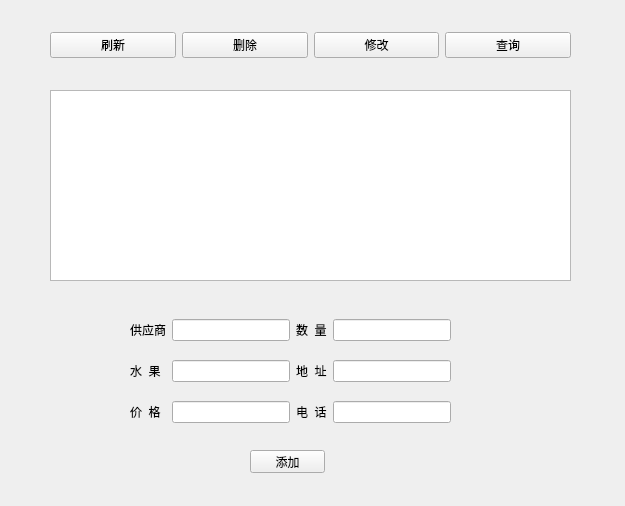
Old version of the form FruitManager/dialogsupplier.ui in the repository database-class-assistants/c-sFruitManager.
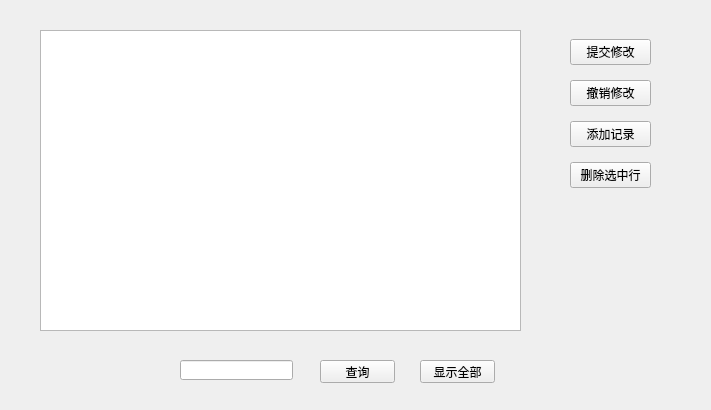
New version of the form.

```diff
--- a/FruitManager/dialogsupplier.ui
+++ b/FruitManager/dialogsupplier.ui
@@ -6,146 +6,97 @@
    <rect>
     <x>0</x>
     <y>0</y>
-    <width>625</width>
-    <height>506</height>
+    <width>711</width>
+    <height>410</height>
    </rect>
   </property>
   <property name="windowTitle">
    <string>Form</string>
   </property>
-  <widget class="QWidget" name="horizontalLayoutWidget">
-   <property name="geometry">
-    <rect>
-     <x>50</x>
-     <y>20</y>
-     <width>521</width>
-     <height>51</height>
-    </rect>
-   </property>
-   <layout class="QHBoxLayout" name="horizontalLayout">
-    <item>
-     <widget class="QPushButton" name="pushButton_3">
-      <property name="text">
-       <string>刷新</string>
-      </property>
-     </widget>
-    </item>
-    <item>
-     <widget class="QPushButton" name="pushButton_2">
-      <property name="text">
-       <string>删除</string>
-      </property>
-     </widget>
-    </item>
-    <item>
-     <widget class="QPushButton" name="pushButton">
-      <property name="text">
-       <string>修改</string>
-      </property>
-     </widget>
-    </item>
-    <item>
-     <widget class="QPushButton" name="pushButton_4">
-      <property name="text">
-       <string>查询</string>
-      </property>
-     </widget>
-    </item>
-   </layout>
-  </widget>
   <widget class="QTableView" name="tableView">
    <property name="geometry">
     <rect>
-     <x>50</x>
-     <y>90</y>
-     <width>521</width>
-     <height>191</height>
+     <x>40</x>
+     <y>30</y>
+     <width>481</width>
+     <height>301</height>
     </rect>
    </property>
   </widget>
   <widget class="QWidget" name="gridLayoutWidget">
    <property name="geometry">
     <rect>
-     <x>130</x>
-     <y>306</y>
-     <width>321</width>
-     <height>131</height>
+     <x>570</x>
+     <y>30</y>
+     <width>81</width>
+     <height>171</height>
     </rect>
    </property>
-   <layout class="QGridLayout" name="gridLayout">
-    <item row="3" column="3">
-     <widget class="QLabel" name="label_4">
+   <layout class="QVBoxLayout" name="verticalLayout">
+    <item>
+     <widget class="QPushButton" name="pushButton_6">
       <property name="text">
-       <string>地  址</string>
+       <string>提交修改</string>
       </property>
      </widget>
     </item>
-    <item row="3" column="4">
-     <widget class="QLineEdit" name="le_address"/>
-    </item>
-    <item row="3" column="2">
-     <widget class="QLineEdit" name="le_fruit_name"/>
-    </item>
-    <item row="3" column="0">
-     <widget class="QLabel" name="label">
+    <item>
+     <widget class="QPushButton" name="pushButton">
       <property name="text">
-       <string>水  果</string>
+       <string>撤销修改</string>
       </property>
      </widget>
     </item>
-    <item row="4" column="2">
-     <widget class="QLineEdit" name="le_price"/>
-    </item>
-    <item row="2" column="0">
-     <widget class="QLabel" name="label_2">
+    <item>
+     <widget class="QPushButton" name="pushButton_5">
       <property name="text">
-       <string>供应商</string>
+       <string>添加记录</string>
       </property>
      </widget>
     </item>
-    <item row="2" column="2">
-     <widget class="QLineEdit" name="le_supplier"/>
-    </item>
-    <item row="4" column="0">
-     <widget class="QLabel" name="label_3">
+    <item>
+     <widget class="QPushButton" name="pushButton_2">
       <property name="text">
-       <string>价  格</string>
+       <string>删除选中行</string>
       </property>
      </widget>
     </item>
-    <item row="4" column="3">
-     <widget class="QLabel" name="label_5">
-      <property name="text">
-       <string>电  话</string>
-      </property>
-     </widget>
-    </item>
-    <item row="4" column="4">
-     <widget class="QLineEdit" name="le_telephone"/>
-    </item>
-    <item row="2" column="3">
-     <widget class="QLabel" name="label_6">
-      <property name="text">
-       <string>数  量</string>
-      </property>
-     </widget>
-    </item>
-    <item row="2" column="4">
-     <widget class="QLineEdit" name="le_number"/>
-    </item>
    </layout>
   </widget>
-  <widget class="QPushButton" name="pushButton_5">
+  <widget class="QPushButton" name="btn_select">
    <property name="geometry">
     <rect>
-     <x>250</x>
-     <y>450</y>
+     <x>320</x>
+     <y>360</y>
      <width>75</width>
      <height>23</height>
     </rect>
    </property>
    <property name="text">
-    <string>添加</string>
+    <string>查询</string>
+   </property>
+  </widget>
+  <widget class="QPushButton" name="pushButton_3">
+   <property name="geometry">
+    <rect>
+     <x>420</x>
+     <y>360</y>
+     <width>75</width>
+     <height>23</height>
+    </rect>
+   </property>
+   <property name="text">
+    <string>显示全部</string>
+   </property>
+  </widget>
+  <widget class="QLineEdit" name="lineEdit">
+   <property name="geometry">
+    <rect>
+     <x>180</x>
+     <y>360</y>
+     <width>113</width>
+     <height>20</height>
+    </rect>
    </property>
   </widget>
  </widget>
```
Left out of the diff: 2 changed lines with no effect on the pictures.
